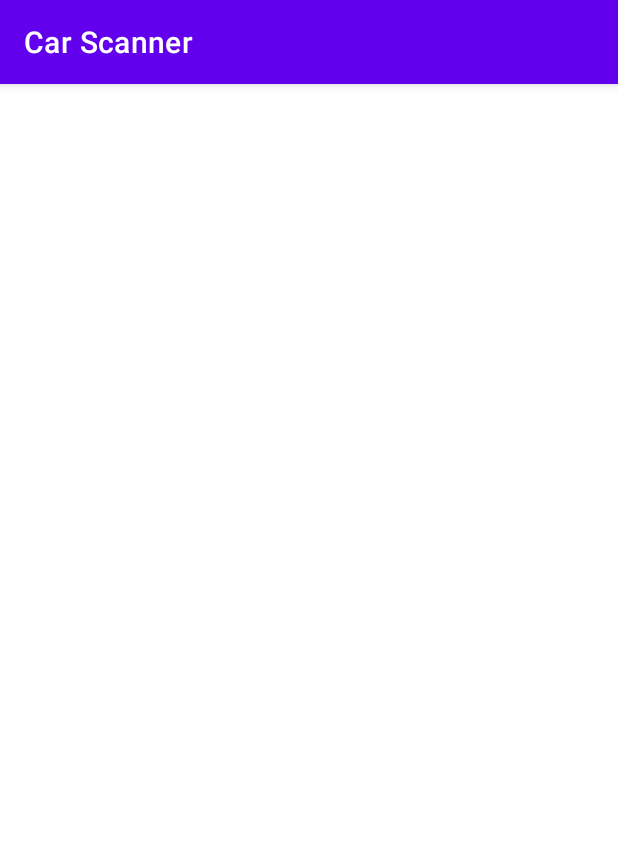
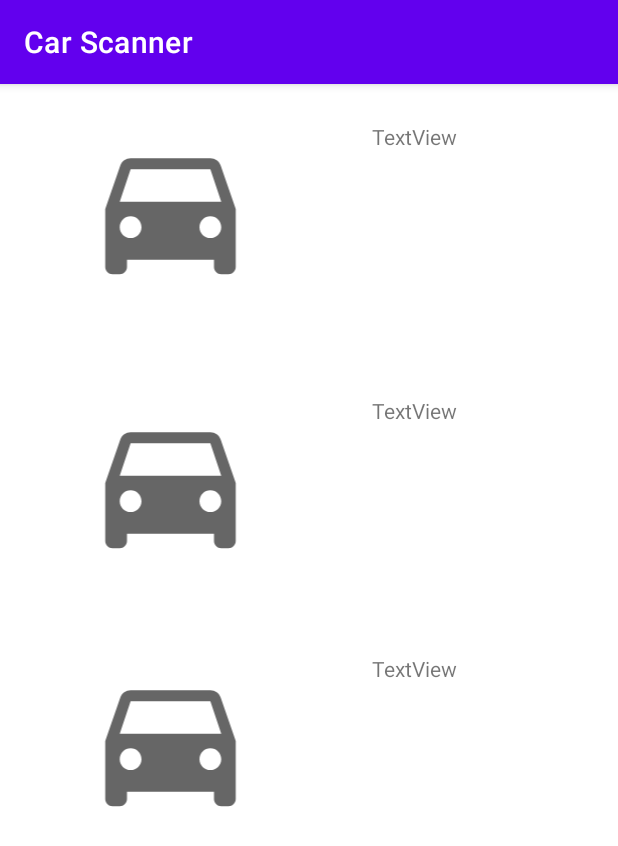
Before and after one commit to TrellixVulnTeam/Vigilantes_KVYE, an Android app: the recognizeActivity screen opened directly, with no data from a screen before it, on a phone screen of 412 x 824 dp. Shown: the top 846 px of the screen. Run offline under Robolectric (Android 15) with nearby library versions, the phone set to English and light mode, and no system bars; libraries missing offline, so code that uses them is left out: edu.umich.

Commit message:
Bunch of changes to addvehicle activity

```diff
--- a/project_frontend/app/build.gradle
+++ b/project_frontend/app/build.gradle
@@ -51,4 +51,9 @@ dependencies {
     implementation 'com.google.android.material:material:1.2.0'
     implementation 'androidx.recyclerview:recyclerview-selection:1.1.0'
     implementation 'androidx.cardview:cardview:1.0.0'
+
+
+    implementation 'com.android.volley:volley:1.2.1'
+    implementation 'com.squareup.okhttp3:okhttp:5.0.0-alpha.2'
+    implementation "org.jetbrains.kotlin:kotlin-reflect:1.5.30"
 }
--- a/project_frontend/app/src/main/AndroidManifest.xml
+++ b/project_frontend/app/src/main/AndroidManifest.xml
@@ -33,7 +33,9 @@
         android:label="@string/app_name"
         android:roundIcon="@mipmap/ic_launcher_round"
         android:supportsRtl="true"
-        android:theme="@style/Theme.MyApplication">
+        android:theme="@style/Theme.MyApplication"
+        android:networkSecurityConfig="@xml/network_security_config">
+
         <activity
             android:name=".recognizeActivity"
             android:exported="true" />
--- a/project_frontend/app/src/main/java/edu/umich/Vigilantes/pdfActivity.kt
+++ b/project_frontend/app/src/main/java/edu/umich/Vigilantes/pdfActivity.kt
@@ -54,6 +54,8 @@ class pdfActivity : AppCompatActivity() {
 
         // initializing pdf button
         generatePDFbtn = findViewById(R.id.idBtnGeneratePDF)
+        val report = intent.extras
+
 
         if (!checkPermission()) {
             requestPermission()
--- a/project_frontend/app/src/main/java/edu/umich/Vigilantes/recognizeActivity.kt
+++ b/project_frontend/app/src/main/java/edu/umich/Vigilantes/recognizeActivity.kt
@@ -7,5 +7,7 @@ class recognizeActivity : AppCompatActivity() {
     override fun onCreate(savedInstanceState: Bundle?) {
         super.onCreate(savedInstanceState)
         setContentView(R.layout.activity_recognize)
+        val reportProgress: Bundle? = intent.extras
+
     }
 }
--- a/project_frontend/app/src/main/res/layout/activity_recognize.xml
+++ b/project_frontend/app/src/main/res/layout/activity_recognize.xml
@@ -6,4 +6,63 @@
     android:layout_height="match_parent"
     tools:context=".recognizeActivity">
 
+    <ImageView
+        android:id="@+id/carThree"
+        android:layout_width="195dp"
+        android:layout_height="116dp"
+        android:layout_marginStart="16dp"
+        android:layout_marginTop="380dp"
+        app:layout_constraintStart_toStartOf="parent"
+        app:layout_constraintTop_toTopOf="parent"
+        app:srcCompat="@drawable/ic_baseline_directions_car_120" />
+
+    <ImageView
+        android:id="@+id/carTwo"
+        android:layout_width="195dp"
+        android:layout_height="116dp"
+        android:layout_marginStart="16dp"
+        android:layout_marginTop="208dp"
+        app:layout_constraintStart_toStartOf="parent"
+        app:layout_constraintTop_toTopOf="parent"
+        app:srcCompat="@drawable/ic_baseline_directions_car_120" />
+
+    <ImageView
+        android:id="@+id/carOne"
+        android:layout_width="195dp"
+        android:layout_height="116dp"
+        android:layout_marginStart="16dp"
+        android:layout_marginTop="25dp"
+        app:layout_constraintStart_toStartOf="parent"
+        app:layout_constraintTop_toTopOf="parent"
+        app:srcCompat="@drawable/ic_baseline_directions_car_120" />
+
+    <TextView
+        android:id="@+id/predictionOne"
+        android:layout_width="124dp"
+        android:layout_height="90dp"
+        android:layout_marginTop="25dp"
+        android:layout_marginEnd="40dp"
+        android:text="TextView"
+        app:layout_constraintEnd_toEndOf="parent"
+        app:layout_constraintTop_toTopOf="parent" />
+
+    <TextView
+        android:id="@+id/predictionTwo"
+        android:layout_width="124dp"
+        android:layout_height="90dp"
+        android:layout_marginTop="208dp"
+        android:layout_marginEnd="40dp"
+        android:text="TextView"
+        app:layout_constraintEnd_toEndOf="parent"
+        app:layout_constraintTop_toTopOf="parent" />
+
+    <TextView
+        android:id="@+id/predictionThree"
+        android:layout_width="124dp"
+        android:layout_height="90dp"
+        android:layout_marginTop="380dp"
+        android:layout_marginEnd="40dp"
+        android:text="TextView"
+        app:layout_constraintEnd_toEndOf="parent"
+        app:layout_constraintTop_toTopOf="parent" />
 </androidx.constraintlayout.widget.ConstraintLayout>
```
Also changed, not shown: project_frontend/app/src/main/java/edu/umich/Vigilantes/addVehicle.kt (+77 -21 lines), project_frontend/app/src/main/java/edu/umich/Vigilantes/reportStore.kt (added, +52 -0 lines), project_frontend/app/src/main/res/layout/activity_addvehicle.xml (+11 -21 lines), project_frontend/app/src/main/res/xml/network_security_config.xml (added, +9 -0 lines), project_frontend/app/src/main/java/edu/umich/Vigilantes/Extensions.kt (renamed from project_frontend/app/src/main/java/edu/umich/Vigilantes/Extension.kt), 1 other file.
